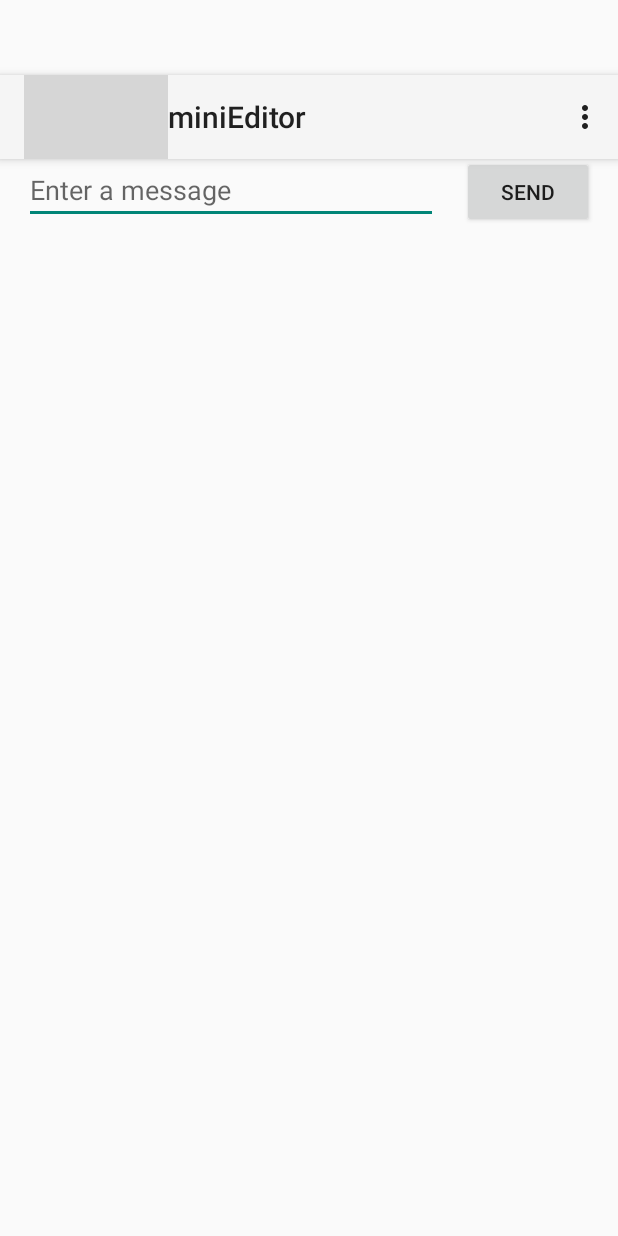
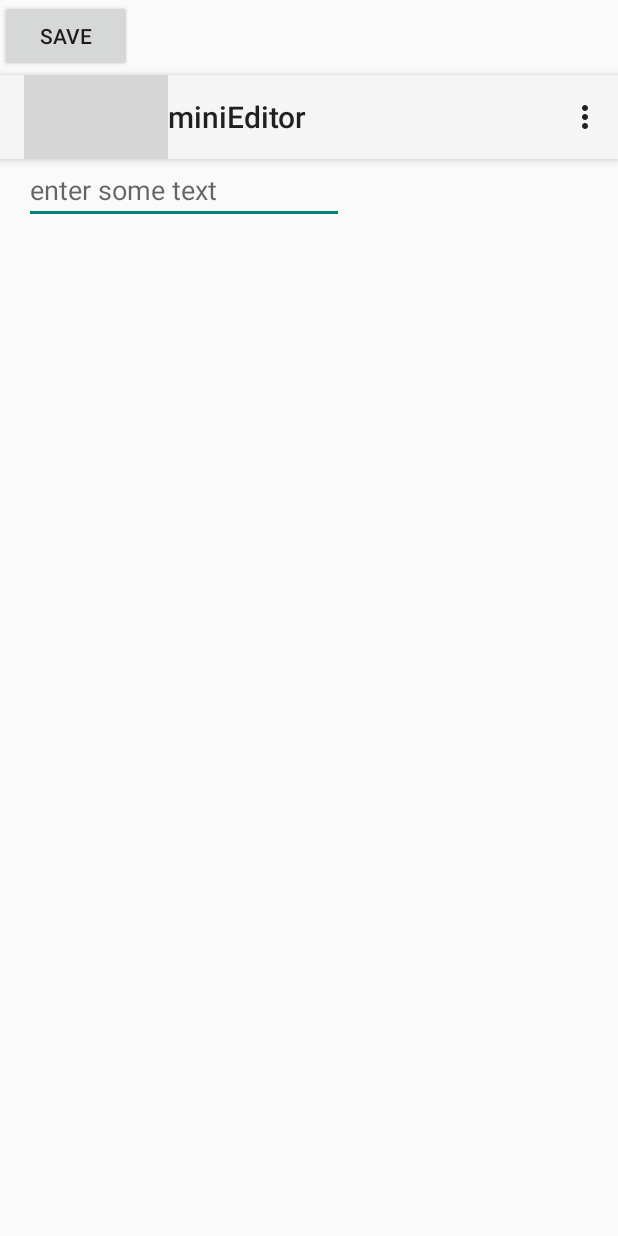
Before and after one commit to chen-assert/Mini_editor_android, an Android app: the screen it shows after launch (miniEditor), on a phone screen of 412 x 824 dp. Run offline under Robolectric (Android 15) with nearby library versions, the phone set to English and light mode, and no system bars; grey boxes are pictures that could not be loaded.

Commit message:
add feature: save the text file into SDcard

```diff
--- a/app/src/main/res/layout/activity_main.xml
+++ b/app/src/main/res/layout/activity_main.xml
@@ -1,6 +1,9 @@
 <?xml version="1.0" encoding="utf-8"?>
+
+
 <android.support.constraint.ConstraintLayout
-        xmlns:android="http://schemas.android.com/apk/res/android"
+
+    xmlns:android="http://schemas.android.com/apk/res/android"
         xmlns:tools="http://schemas.android.com/tools"
         xmlns:app="http://schemas.android.com/apk/res-auto"
         android:layout_width="match_parent"
@@ -12,8 +15,8 @@
             android:layout_height="wrap_content"
             android:inputType="textPersonName"
             android:ems="10"
-            android:id="@+id/teacher_view"
-            android:hint="@string/edit_message"
+            android:id="@+id/editText"
+            android:hint="enter some text"
             app:layout_constraintRight_toLeftOf="@+id/textView"
             app:layout_constraintHorizontal_chainStyle="spread_inside"
             app:layout_constraintLeft_toLeftOf="parent"
@@ -22,17 +25,17 @@
             android:layout_marginStart="16dp"
             android:layout_marginEnd="16dp"
             app:layout_constraintTop_toBottomOf="@+id/my_toolbar"
-            android:layout_marginTop="-2dp"/>
+            android:layout_marginTop="-2dp"
+            android:cursorVisible="true"/>
+    <TextView
+        android:layout_width="0dp"
+        android:layout_height="wrap_content" />
 
     <Button
-            android:text="@string/button_send"
+            android:text="Save"
             android:layout_width="wrap_content"
             android:layout_height="48dp"
-            android:id="@+id/textView"
-            android:onClick="sendMessage"
-            app:layout_constraintBaseline_toBaselineOf="@+id/teacher_view"
-            app:layout_constraintRight_toRightOf="parent"
-            app:layout_constraintLeft_toRightOf="@+id/teacher_view"
+            android:id="@+id/save"
             android:layout_marginRight="16dp"
             android:layout_marginEnd="16dp"/>
 
@@ -49,4 +52,6 @@
             app:layout_constraintLeft_toLeftOf="parent"
             app:layout_constraintHorizontal_bias="0.0"
             android:layout_marginTop="50dp"/>
+
+
 </android.support.constraint.ConstraintLayout>
```
Also changed, not shown: app/src/main/AndroidManifest.xml (+5 -2 lines), app/src/main/java/jingruichen/mini_editor/miniEditor.java (+81 -8 lines).
